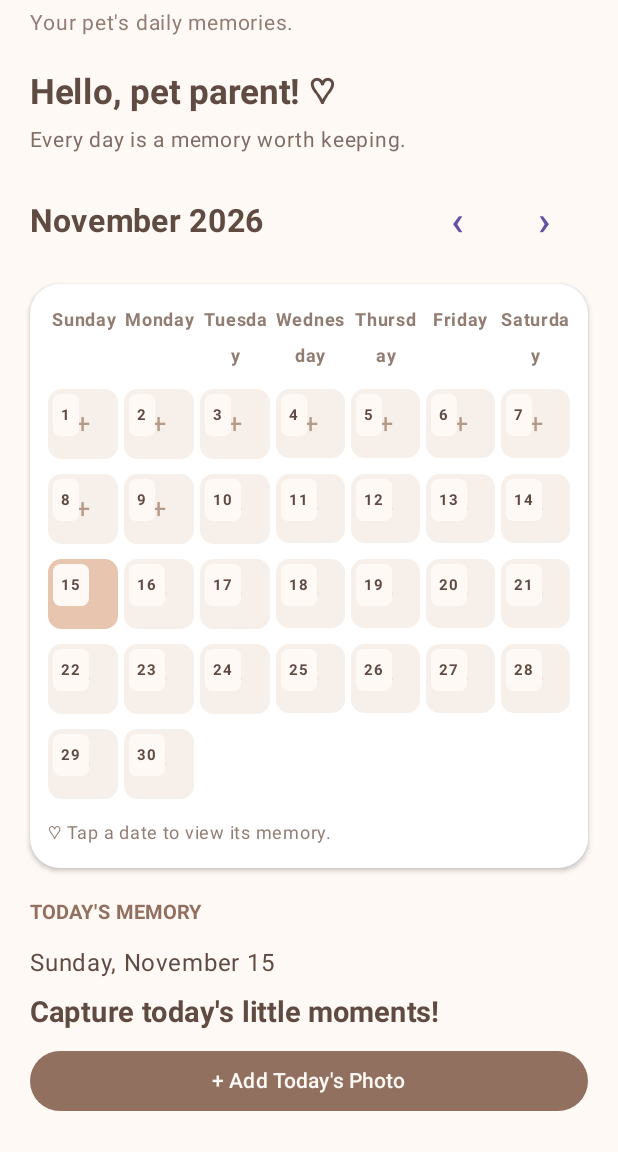
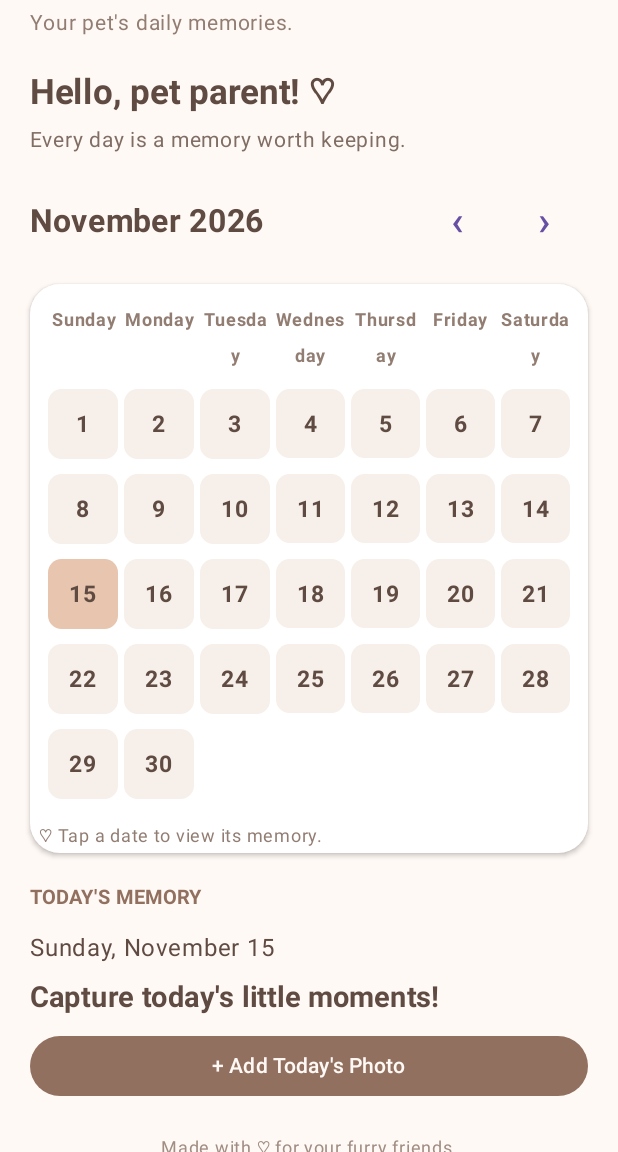
Before and after one commit to ShaneDelaRama/PawPics, an Android app built with Jetpack Compose: the screen it shows after launch (MainActivity), on a phone screen of 412 x 824 dp, the part 84-1236 px from its top. Run offline under Robolectric (Android 15) with nearby library versions, the phone set to English and light mode, and no system bars.

Commit message:
removed cell of date, changed date color if there's picture, removed + behind every date

```diff
--- a/app/src/main/java/com/example/pawpics/ui/CalendarView.kt
+++ b/app/src/main/java/com/example/pawpics/ui/CalendarView.kt
@@ -12,7 +12,6 @@ import androidx.compose.foundation.layout.Row
 import androidx.compose.foundation.layout.Spacer
 import androidx.compose.foundation.layout.fillMaxSize
 import androidx.compose.foundation.layout.fillMaxWidth
-import androidx.compose.foundation.layout.height
 import androidx.compose.foundation.layout.padding
 import androidx.compose.foundation.shape.RoundedCornerShape
 import androidx.compose.material3.Card
@@ -220,6 +219,7 @@ fun CalendarView(
                                 day
                             )
 
+
                             Box(
                                 modifier = Modifier
                                     .weight(1f)
@@ -238,70 +238,50 @@ fun CalendarView(
                             ) {
 
                                 // DISPLAY SAVED PHOTO
-
                                 if (entry != null) {
 
                                     AndroidView(
                                         modifier = Modifier.fillMaxSize(),
 
                                         factory = { context ->
-
                                             ImageView(context).apply {
-                                                scaleType =
-                                                    ImageView.ScaleType.CENTER_CROP
+                                                scaleType = ImageView.ScaleType.CENTER_CROP
                                             }
                                         },
 
                                         update = { imageView ->
-
-                                            imageView.setImageURI(
-                                                entry.photoUri
-                                            )
+                                            imageView.setImageURI(entry.photoUri)
                                         }
-                                    )
-
-                                } else {
-
-                                    Text(
-                                        text = "+",
-
-                                        modifier = Modifier.align(
-                                            Alignment.Center
-                                        ),
-
-                                        fontSize = 18.sp,
-                                        color = Color(0xFFB69A88)
                                     )
                                 }
 
-                                // DATE OVERLAY
-
+                                // DATE NUMBER - CENTERED, NO BACKGROUND
                                 Text(
                                     text = day.toString(),
-                                    modifier = Modifier
-                                        .align(Alignment.TopStart)
-                                        .padding(3.dp)
-                                        .background(
-                                            color = Color(0xFFFFF9F5),
-                                            shape = RoundedCornerShape(5.dp)
-                                        )
-                                        .padding(horizontal = 5.dp, vertical = 2.dp),
-                                    fontSize = 10.sp,
+
+                                    modifier = Modifier.align(Alignment.Center),
+
+                                    fontSize = 15.sp,
                                     fontWeight = FontWeight.Bold,
-                                    color = Color(0xFF604B43)
+
+                                    color = if (entry != null) {
+                                        Color(0xFFFFF9F5)
+                                    } else {
+                                        Color(0xFF604B43)
+                                    }
                                 )
                             }
+
                         }
                     }
                 }
             }
-
-            Text(
-                text = "♡ Tap a date to view its memory.",
-
-                fontSize = 12.sp,
-                color = Color(0xFF927D73)
-            )
         }
+        Text(
+            text = "♡ Tap a date to view its memory.",
+            modifier = Modifier.padding(start = 6.dp),
+            fontSize = 12.sp,
+            color = Color(0xFF927D73)
+        )
     }
 }
```
